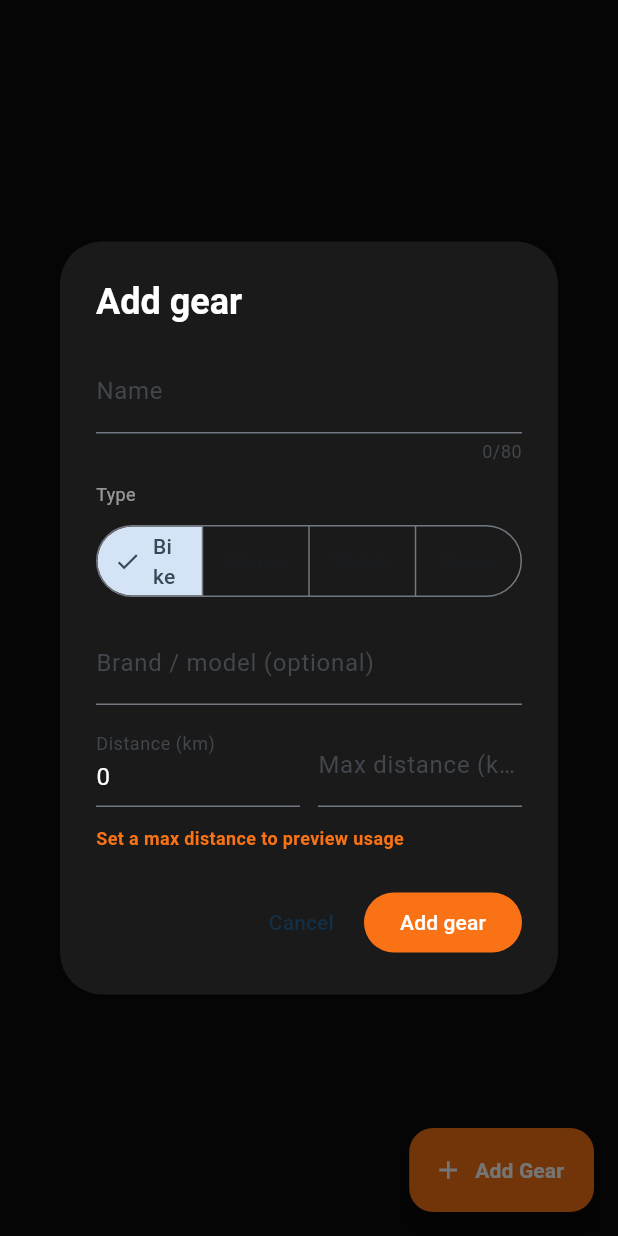
After one commit to infoeazywalkers-code/veltrix-sports, a Flutter app: the GearVaultScreen screen opened directly, after a tap on "Add Gear", on a phone screen of 412 x 824 dp. The commit adds this screen. Run offline on Flutter 3.47's test engine with Material 3 defaults, Android fonts, the phone set to English and light mode, and no system bars; our stand-ins replace cloud_firestore, cloud_functions, connectivity_plus, firebase_analytics, firebase_auth, firebase_core and 13 more; missing offline and left inert: health, razorpay_flutter; accounts and stored records are empty; generated files the repository leaves out were written again; network calls fail.

Commit message:
feat: gear vault live with validated CRUD

```diff
--- a/lib/providers.dart
+++ b/lib/providers.dart
@@ -12,6 +12,8 @@ import 'services/social/challenge_service.dart';
 import 'services/social/leaderboard_service.dart';
 import 'services/performance/performance_service.dart';
 import 'services/core/preferences_service.dart';
+import 'services/gear/gear_service.dart';
+import 'models/activity/gear_item.dart';
 import 'models/social/athlete_card.dart';
 import 'models/social/social_challenge.dart';
 import 'models/user/user_profile.dart';
@@ -424,3 +426,18 @@ final unreadNotificationCountProvider = StreamProvider<int>((ref) {
     error: (_, __) => Stream.value(0),
   );
 });
+
+// ---------------------------------------------------------------------------
+// Gear vault (live)
+// ---------------------------------------------------------------------------
+
+final gearServiceProvider = Provider<GearService>((ref) => GearService());
+
+/// Live gear list for the signed-in user.
+///
+/// Signed-out yields an empty stream value, never an error.
+final gearListProvider = StreamProvider.autoDispose<List<GearItem>>((ref) {
+  final user = ref.watch(currentUserProvider);
+  if (user == null) return Stream.value(const <GearItem>[]);
+  return ref.watch(gearServiceProvider).watchGear(user.uid);
+});
--- a/lib/screens/gear/gear_vault_screen.dart
+++ b/lib/screens/gear/gear_vault_screen.dart
@@ -1,30 +1,56 @@
 import 'package:flutter/material.dart';
+import 'package:flutter_riverpod/flutter_riverpod.dart';
 import '../../models/activity/gear_item.dart';
+import '../../providers.dart';
+import 'widgets/gear_edit_dialog.dart';
+import 'widgets/gear_retire_dialog.dart';
 
-class GearVaultScreen extends StatelessWidget {
-  final List<GearItem> gear;
-  final Function(GearItem)? onEdit;
-  final VoidCallback? onAdd;
-
-  const GearVaultScreen({
-    super.key,
-    this.gear = const [],
-    this.onEdit,
-    this.onAdd,
-  });
+/// Live gear vault for the signed-in user.
+///
+/// Reads [gearListProvider] (backed by `GearService.watchGear`) and renders
+/// loading / error / data states. Signed-out users get a sign-in prompt
+/// instead of a crash; users with no gear get an honest empty state.
+/// The FAB opens [GearEditDialog]; tapping a card edits it; the small
+/// archive icon on each card opens [GearRetireDialog].
+class GearVaultScreen extends ConsumerWidget {
+  const GearVaultScreen({super.key});
 
   @override
-  Widget build(BuildContext context) {
-    final bikes = gear.where((g) => g.type == GearType.bike).toList();
-    final shoes = gear.where((g) => g.type == GearType.shoes).toList();
-    final watches = gear.where((g) => g.type == GearType.watch).toList();
-    final powerMeters =
-        gear.where((g) => g.type == GearType.powerMeter).toList();
+  Widget build(BuildContext context, WidgetRef ref) {
+    final user = ref.watch(currentUserProvider);
+    if (user == null) {
+      return const Scaffold(
+        backgroundColor: Color(0xFF0A0A0A),
+        body: Center(
+          child: Column(
+            mainAxisSize: MainAxisSize.min,
+            children: [
+              Icon(Icons.lock_outline, size: 56, color: Colors.white24),
+              SizedBox(height: 16),
+              Text(
+                'Sign in to view your gear',
+                style: TextStyle(
+                  color: Colors.white54,
+                  fontSize: 16,
+                  fontWeight: FontWeight.w600,
+                ),
+              ),
+            ],
+          ),
+        ),
+      );
+    }
+
+    final gearAsync = ref.watch(gearListProvider);
 
     return Scaffold(
       backgroundColor: const Color(0xFF0A0A0A),
       floatingActionButton: FloatingActionButton.extended(
-        onPressed: onAdd,
+        onPressed:
+            () => showDialog(
+              context: context,
+              builder: (_) => const GearEditDialog(),
+            ),
         backgroundColor: const Color(0xFFF97316),
         icon: const Icon(Icons.add, color: Colors.white, size: 20),
         label: const Text(
@@ -32,39 +58,66 @@ class GearVaultScreen extends StatelessWidget {
           style: TextStyle(color: Colors.white, fontWeight: FontWeight.w700),
         ),
       ),
-      body:
-          gear.isEmpty
-              ? _emptyState()
-              : SingleChildScrollView(
+      body: gearAsync.when(
+        loading:
+            () => const Center(
+              child: CircularProgressIndicator(
+                valueColor: AlwaysStoppedAnimation(Color(0xFFF97316)),
+              ),
+            ),
+        error:
+            (e, _) => Center(
+              child: Text(
+                "Couldn't load gear: $e",
+                style: const TextStyle(color: Colors.white54, fontSize: 13),
+                textAlign: TextAlign.center,
+              ),
+            ),
+        data: (gear) {
+          if (gear.isEmpty) return _emptyState();
+          return SingleChildScrollView(
             padding: const EdgeInsets.all(16),
             child: Column(
               crossAxisAlignment: CrossAxisAlignment.start,
               children: [
                 _summaryCards(gear),
                 const SizedBox(height: 20),
+                ..._sections(context, gear),
+              ],
+            ),
+          );
+        },
+      ),
+    );
+  }
+
+  List<Widget> _sections(BuildContext context, List<GearItem> gear) {
+    final bikes = gear.where((g) => g.type == GearType.bike).toList();
+    final shoes = gear.where((g) => g.type == GearType.shoes).toList();
+    final watches = gear.where((g) => g.type == GearType.watch).toList();
+    final powerMeters =
+        gear.where((g) => g.type == GearType.powerMeter).toList();
+    return [
       if (bikes.isNotEmpty) ...[
         _sectionHeader('Bicycles', Icons.directions_bike),
-                      ...bikes.map((g) => _gearCard(g, onEdit)),
+        ...bikes.map((g) => _gearCard(context, g)),
         const SizedBox(height: 16),
       ],
       if (shoes.isNotEmpty) ...[
         _sectionHeader('Running Shoes', Icons.directions_run),
-                      ...shoes.map((g) => _gearCard(g, onEdit)),
+        ...shoes.map((g) => _gearCard(context, g)),
         const SizedBox(height: 16),
       ],
       if (watches.isNotEmpty) ...[
         _sectionHeader('Wearable Tech', Icons.watch),
-                      ...watches.map((g) => _gearCard(g, onEdit)),
+        ...watches.map((g) => _gearCard(context, g)),
         const SizedBox(height: 16),
       ],
       if (powerMeters.isNotEmpty) ...[
         _sectionHeader('Power Meters', Icons.speed),
-                      ...powerMeters.map((g) => _gearCard(g, onEdit)),
+        ...powerMeters.map((g) => _gearCard(context, g)),
       ],
-                  ],
-                ),
-              ),
-    );
+    ];
   }
 
   Widget _emptyState() {
@@ -178,9 +231,13 @@ class GearVaultScreen extends StatelessWidget {
     );
   }
 
-  Widget _gearCard(GearItem g, Function(GearItem)? onEdit) {
+  Widget _gearCard(BuildContext context, GearItem g) {
     return GestureDetector(
-      onTap: onEdit != null ? () => onEdit(g) : null,
+      onTap:
+          () => showDialog(
+            context: context,
+            builder: (_) => GearEditDialog(existing: g),
+          ),
       child: Container(
         margin: const EdgeInsets.only(bottom: 10),
         padding: const EdgeInsets.all(14),
@@ -271,7 +328,27 @@ class GearVaultScreen extends StatelessWidget {
                 ],
               ),
             ),
+            Column(
+              mainAxisSize: MainAxisSize.min,
+              children: [
                 if (g.maxDistanceKm > 0) _usageIndicator(g.usagePercent),
+                IconButton(
+                  tooltip: g.isRetired ? 'Restore gear' : 'Retire gear',
+                  onPressed:
+                      () => showDialog(
+                        context: context,
+                        builder: (_) => GearRetireDialog(gear: g),
+                      ),
+                  icon: Icon(
+                    g.isRetired
+                        ? Icons.unarchive_outlined
+                        : Icons.archive_outlined,
+                    color: _usageColor(g.usagePercent),
+                    size: 20,
+                  ),
+                ),
+              ],
+            ),
           ],
         ),
       ),
@@ -291,13 +368,15 @@ class GearVaultScreen extends StatelessWidget {
     }
   }
 
+  /// Shared usage color scale for the ring and the retire affordance.
+  Color _usageColor(double pct) {
+    if (pct > 85) return const Color(0xFFEF4444);
+    if (pct > 60) return const Color(0xFFF59E0B);
+    return const Color(0xFF10B981);
+  }
+
   Widget _usageIndicator(double pct) {
-    final color =
-        pct > 85
-            ? const Color(0xFFEF4444)
-            : pct > 60
-            ? const Color(0xFFF59E0B)
-            : const Color(0xFF10B981);
+    final color = _usageColor(pct);
 
     return Column(
       children: [
--- /dev/null
+++ b/lib/screens/gear/widgets/gear_edit_dialog.dart
@@ -0,0 +1,271 @@
+import 'package:flutter/material.dart';
+import 'package:flutter_riverpod/flutter_riverpod.dart';
+import '../../../models/activity/gear_item.dart';
+import '../../../providers.dart';
+
+/// Validated add/edit dialog for a single gear item.
+///
+/// Add mode ([existing] is null) writes via [GearService.addGear];
+/// edit mode writes via [GearService.updateGear]. The uid comes from
+/// [currentUserProvider]; failures surface as a SnackBar and the
+/// submit button is disabled while saving so double-taps write once.
+class GearEditDialog extends ConsumerStatefulWidget {
+  final GearItem? existing;
+
+  const GearEditDialog({super.key, this.existing});
+
+  @override
+  ConsumerState<GearEditDialog> createState() => _GearEditDialogState();
+}
+
+class _GearEditDialogState extends ConsumerState<GearEditDialog> {
+  final _formKey = GlobalKey<FormState>();
+  late final TextEditingController _nameController;
+  late final TextEditingController _brandController;
+  late final TextEditingController _distanceController;
+  late final TextEditingController _maxController;
+  late GearType _type;
+  bool _saving = false;
+
+  @override
+  void initState() {
+    super.initState();
+    final existing = widget.existing;
+    _type = existing?.type ?? GearType.bike;
+    _nameController = TextEditingController(text: existing?.name ?? '');
+    _brandController = TextEditingController(text: existing?.brandModel ?? '');
+    _distanceController = TextEditingController(
+      text: existing != null ? '${existing.distanceKm}' : '0',
+    );
+    _maxController = TextEditingController(
+      text: existing != null ? '${existing.maxDistanceKm}' : '',
+    );
+    for (final c in [_nameController, _distanceController, _maxController]) {
+      c.addListener(_onFieldsChanged);
+    }
+  }
+
+  @override
+  void dispose() {
+    _nameController.dispose();
+    _brandController.dispose();
+    _distanceController.dispose();
+    _maxController.dispose();
+    super.dispose();
+  }
+
+  void _onFieldsChanged() {
+    if (mounted) setState(() {});
+  }
+
+  double get _parsedDistance =>
+      double.tryParse(_distanceController.text.trim()) ?? -1;
+
+  double get _parsedMax => double.tryParse(_maxController.text.trim()) ?? -1;
+
+  double get _previewPercent {
+    if (_parsedMax <= 0 || _parsedDistance < 0) return 0;
+    return (_parsedDistance / _parsedMax * 100).clamp(0, 100);
+  }
+
+  String? _validateName(String? value) {
+    final name = (value ?? '').trim();
+    if (name.isEmpty) return 'Enter a name';
+    if (name.length > 80) return 'Keep the name under 80 characters';
+    return null;
+  }
+
+  String? _validateDistance(String? value) {
+    final parsed = double.tryParse((value ?? '').trim());
+    if (parsed == null) return 'Enter a distance';
+    if (parsed < 0) return "Distance can't be negative";
+    return null;
+  }
+
+  String? _validateMax(String? value) {
+    final parsed = double.tryParse((value ?? '').trim());
+    if (parsed == null) return 'Enter a max distance';
+    if (parsed <= 0) return 'Max distance must be more than 0';
+    return null;
+  }
+
+  Future<void> _submit() async {
+    if (!(_formKey.currentState?.validate() ?? false)) return;
+    final user = ref.read(currentUserProvider);
+    if (user == null || user.uid.isEmpty) {
+      if (!mounted) return;
+      ScaffoldMessenger.of(
+        context,
+      ).showSnackBar(const SnackBar(content: Text('Sign in to save gear')));
+      return;
+    }
+    setState(() => _saving = true);
+    try {
+      final service = ref.read(gearServiceProvider);
+      final name = _nameController.text.trim();
+      final brand = _brandController.text.trim();
+      final distance = double.parse(_distanceController.text.trim());
+      final max = double.parse(_maxController.text.trim());
+      final existing = widget.existing;
+      if (existing == null) {
+        await service.addGear(
+          GearItem(
+            id: '',
+            name: name,
+            type: _type,
+            brandModel: brand,
+            distanceKm: distance,
+            maxDistanceKm: max,
+          ),
+          user.uid,
+        );
+      } else {
+        await service.updateGear(existing.id, {
+          'name': name,
+          'type': _type.name,
+          'brandModel': brand,
+          'distanceKm': distance,
+          'maxDistanceKm': max,
+        });
+      }
+      if (!mounted) return;
+      Navigator.of(context).pop();
+    } catch (e) {
+      if (!mounted) return;
+      setState(() => _saving = false);
+      ScaffoldMessenger.of(
+        context,
+      ).showSnackBar(SnackBar(content: Text("Couldn't save gear: $e")));
+    }
+  }
+
+  @override
+  Widget build(BuildContext context) {
+    final isEdit = widget.existing != null;
+    return AlertDialog(
+      backgroundColor: const Color(0xFF1A1A1A),
+      title: Text(
+        isEdit ? 'Edit gear' : 'Add gear',
+        style: const TextStyle(
+          color: Colors.white,
+          fontWeight: FontWeight.w700,
+        ),
+      ),
+      content: SingleChildScrollView(
+        child: Form(
+          key: _formKey,
+          child: Column(
+            mainAxisSize: MainAxisSize.min,
+            crossAxisAlignment: CrossAxisAlignment.start,
+            children: [
+              TextFormField(
+                controller: _nameController,
+                maxLength: 80,
+                style: const TextStyle(color: Colors.white),
+                decoration: const InputDecoration(
+                  labelText: 'Name',
+                  hintText: 'e.g. Race-day Vaporflys',
+                ),
+                validator: _validateName,
+                textInputAction: TextInputAction.next,
+              ),
+              const SizedBox(height: 12),
+              const Text(
+                'Type',
+                style: TextStyle(color: Colors.white54, fontSize: 12),
+              ),
+              const SizedBox(height: 8),
+              SegmentedButton<GearType>(
+                segments: const [
+                  ButtonSegment(value: GearType.bike, label: Text('Bike')),
+                  ButtonSegment(value: GearType.shoes, label: Text('Shoes')),
+                  ButtonSegment(value: GearType.watch, label: Text('Watch')),
+                  ButtonSegment(
+                    value: GearType.powerMeter,
+                    label: Text('Power'),
+                  ),
+                ],
+                selected: {_type},
+                onSelectionChanged:
+                    _saving
+                        ? null
+                        : (selected) => setState(() => _type = selected.first),
+              ),
+              const SizedBox(height: 12),
+              TextFormField(
+                controller: _brandController,
+                style: const TextStyle(color: Colors.white),
+                decoration: const InputDecoration(
+                  labelText: 'Brand / model (optional)',
+                  hintText: 'e.g. Nike Vaporfly 3',
+                ),
+                textInputAction: TextInputAction.next,
+              ),
+              const SizedBox(height: 12),
+              Row(
+                children: [
+                  Expanded(
+                    child: TextFormField(
+                      controller: _distanceController,
+                      style: const TextStyle(color: Colors.white),
+                      decoration: const InputDecoration(
+                        labelText: 'Distance (km)',
+                      ),
+                      keyboardType: const TextInputType.numberWithOptions(
+                        decimal: true,
+                      ),
+                      validator: _validateDistance,
+                      textInputAction: TextInputAction.next,
+                    ),
+                  ),
+                  const SizedBox(width: 12),
+                  Expanded(
+                    child: TextFormField(
+                      controller: _maxController,
+                      style: const TextStyle(color: Colors.white),
+                      decoration: const InputDecoration(
+                        labelText: 'Max distance (km)',
+                      ),
+                      keyboardType: const TextInputType.numberWithOptions(
+                        decimal: true,
+                      ),
+                      validator: _validateMax,
+                      textInputAction: TextInputAction.done,
+                      onFieldSubmitted: (_) => _submit(),
+                    ),
+                  ),
+                ],
+              ),
+              const SizedBox(height: 12),
+              Text(
+                _parsedMax > 0
+                    ? 'Usage ${_previewPercent.round()}%'
+                    : 'Set a max distance to preview usage',
+                style: const TextStyle(
+                  color: Color(0xFFF97316),
+                  fontSize: 12,
+                  fontWeight: FontWeight.w600,
+                ),
+              ),
+            ],
+          ),
+        ),
+      ),
+      actions: [
+        TextButton(
+          onPressed: _saving ? null : () => Navigator.of(context).pop(),
+          child: const Text('Cancel'),
+        ),
+        FilledButton(
+          onPressed: _saving ? null : _submit,
+          style: FilledButton.styleFrom(
+            backgroundColor: const Color(0xFFF97316),
+          ),
+          child: Text(
+            _saving ? 'Saving…' : (isEdit ? 'Save changes' : 'Add gear'),
+          ),
+        ),
+      ],
+    );
+  }
+}
--- a/lib/services/gear/gear_service.dart
+++ b/lib/services/gear/gear_service.dart
@@ -1,15 +1,34 @@
 import 'package:cloud_firestore/cloud_firestore.dart';
+import 'package:flutter/foundation.dart';
 import '../../models/activity/gear_item.dart';
 
 class GearService {
-  final _col = FirebaseFirestore.instance.collection('gear');
+  final FirebaseFirestore _db;
+
+  GearService({FirebaseFirestore? db}) : _db = db ?? FirebaseFirestore.instance;
+
+  CollectionReference<Map<String, dynamic>> get _col => _db.collection('gear');
+
+  /// Parses [snap] into gear items, skipping corrupt docs so one bad doc
+  /// never fails the whole stream.
+  List<GearItem> _parseAll(QuerySnapshot<Map<String, dynamic>> snap) {
+    final items = <GearItem>[];
+    for (final doc in snap.docs) {
+      try {
+        items.add(GearItem.fromFirestore(doc));
+      } catch (e) {
+        debugPrint('GearService: skipping corrupt gear doc ${doc.id}: $e');
+      }
+    }
+    return items;
+  }
 
   Stream<List<GearItem>> watchGear(String userId) {
     return _col
         .where('userId', isEqualTo: userId)
         .orderBy('isRetired')
         .snapshots()
-        .map((snap) => snap.docs.map(GearItem.fromFirestore).toList());
+        .map(_parseAll);
   }
 
   Future<String> addGear(GearItem gear, String userId) async {
@@ -27,6 +46,14 @@ class GearService {
     await _col.doc(id).update({'isRetired': true});
   }
 
+  Future<void> restoreGear(String id) async {
+    await _col.doc(id).update({'isRetired': false});
+  }
+
+  Future<void> deleteGear(String id) async {
+    await _col.doc(id).delete();
+  }
+
   Future<void> addDistance(String id, double km) async {
     await _col.doc(id).update({'distanceKm': FieldValue.increment(km)});
   }
@@ -37,6 +64,6 @@ class GearService {
             .where('userId', isEqualTo: userId)
             .where('isRetired', isEqualTo: false)
             .get();
-    return snap.docs.map(GearItem.fromFirestore).toList();
+    return _parseAll(snap);
   }
 }
```
Also changed, not shown: lib/models/activity/gear_item.dart (+6 -6 lines), lib/screens/gear/widgets/gear_retire_dialog.dart (added, +86 -0 lines), 4 other files. Lines whose indentation alone changed are shown as unchanged.
